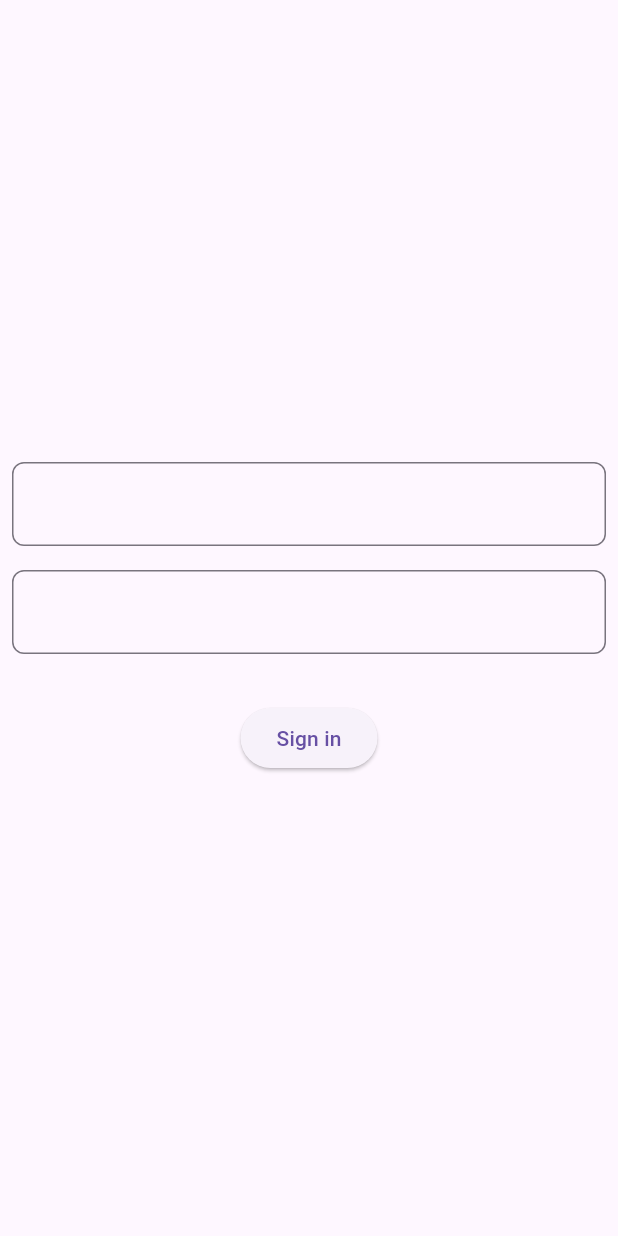
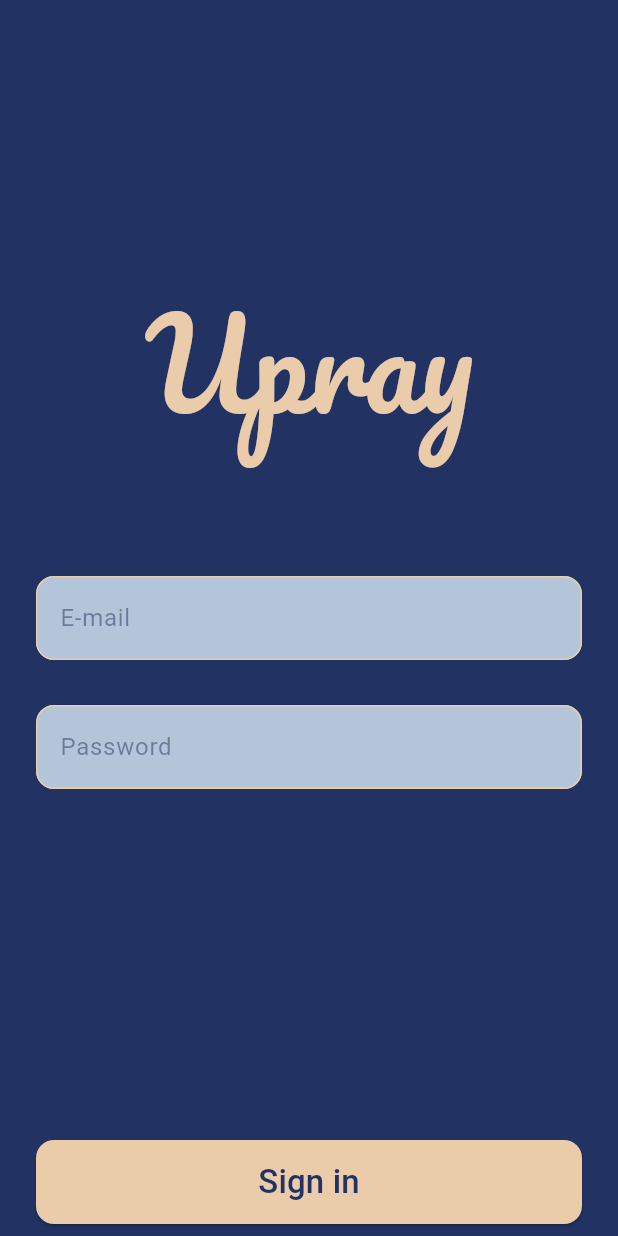
Before and after one commit to uPrayTeam/upray-mobile, a Flutter app: the screen it shows after launch, on a phone screen of 412 x 824 dp. Run offline on Flutter 3.47's test engine with Material 3 defaults, Android fonts, the phone set to English and light mode, and no system bars; our stand-ins replace auto_route, bloc, dartz, dio, equatable, flutter_bloc and 4 more; missing offline and left inert: talker_bloc_logger, talker_dio_logger; generated files the repository leaves out were written again; Roboto replaces fonts that are missing (Acme).

Commit message:
added theme

```diff
--- a/assets/i18n/strings_en.i18n.json
+++ b/assets/i18n/strings_en.i18n.json
@@ -1,9 +1,12 @@
 {
+  "appName": "Upray",
   "validators": {
     "fieldCannotBeEmpty": "Field cannot be empty."
   },
   "auth": {
-    "signIn": "Sign in"
+    "signIn": "Sign in",
+    "emailHint": "E-mail",
+    "passwordHint": "Password"
   },
   "failures": {
     "logInFailure": "There was an error with logging in.",
--- a/lib/app.dart
+++ b/lib/app.dart
@@ -1,5 +1,6 @@
 import 'package:flutter/material.dart';
 import 'package:flutter_localizations/flutter_localizations.dart';
+import 'package:upray_mobile/core/presentation/themes/default_theme.dart';
 import 'package:upray_mobile/core/router/router.dart';
 import 'package:upray_mobile/gen/strings.g.dart';
 import 'package:upray_mobile/injection_container.dart';
@@ -14,9 +15,7 @@ class App extends StatelessWidget {
       supportedLocales: AppLocaleUtils.supportedLocales,
       localizationsDelegates: GlobalMaterialLocalizations.delegates,
       routerConfig: sl<AppRouter>().config(),
-      theme: ThemeData(
-        primarySwatch: Colors.amber,
-      ),
+      theme: defaultAppTheme,
     );
   }
 }
--- /dev/null
+++ b/lib/core/presentation/style/app_colors.dart
@@ -0,0 +1,19 @@
+import 'package:flutter/material.dart';
+
+abstract class AppColors {
+  static const whiteColor = Color(0xFFFFFFFF);
+  static const blackColor = Color(0xFF000000);
+
+  static const Color darkBLue = Color.fromRGBO(34, 50, 99, 1);
+  static const Color textDarkBlue = Color.fromRGBO(24, 40, 89, 1);
+  static const Color yellowGold = Color.fromRGBO(235, 204, 170, 1);
+  static const Color lightGray = Color.fromRGBO(180, 196, 217, 1);
+  static const Color grey = Color.fromRGBO(160, 176, 197, 1);
+  static const Color hintColor = Color.fromRGBO(34, 50, 99, 0.5);
+}
+
+extension MaterialStateExtension on Color {
+  MaterialStateProperty<Color> get materialStateProperty {
+    return MaterialStateProperty.all<Color>(this);
+  }
+}
--- a/lib/core/presentation/style/custom_textfield_decoration.dart
+++ /dev/null
@@ -1,13 +0,0 @@
-import 'package:flutter/material.dart';
-
-class CustomTextfieldDecoration extends InputDecoration {
-  const CustomTextfieldDecoration({super.labelText, super.hintText});
-
-  @override
-  InputBorder? get border => OutlineInputBorder(
-        borderRadius: BorderRadius.circular(8.0),
-      );
-
-  @override
-  int? get errorMaxLines => 2;
-}
--- /dev/null
+++ b/lib/core/presentation/themes/default_theme.dart
@@ -0,0 +1,69 @@
+import 'package:flutter/material.dart';
+import 'package:google_fonts/google_fonts.dart';
+import 'package:upray_mobile/core/presentation/style/app_colors.dart';
+
+ThemeData get defaultAppTheme => ThemeData(
+      primaryTextTheme: GoogleFonts.pacificoTextTheme(
+        const TextTheme(
+          displayLarge: TextStyle(
+            fontSize: 80,
+            color: AppColors.yellowGold,
+          ),
+        ),
+      ),
+      textTheme: GoogleFonts.acmeTextTheme(
+        const TextTheme(
+          labelLarge: TextStyle(fontSize: 22.0),
+          displayLarge: TextStyle(
+            fontSize: 80,
+            color: AppColors.yellowGold,
+          ),
+          bodyLarge: TextStyle(color: AppColors.textDarkBlue),
+        ),
+      ),
+      scaffoldBackgroundColor: AppColors.darkBLue,
+      colorScheme: const ColorScheme.light(
+        primary: AppColors.darkBLue,
+        secondary: AppColors.yellowGold,
+        primaryContainer: AppColors.darkBLue,
+        brightness: Brightness.dark,
+      ),
+      elevatedButtonTheme: ElevatedButtonThemeData(
+        style: ButtonStyle(
+          shape: MaterialStateProperty.all(
+            RoundedRectangleBorder(borderRadius: BorderRadius.circular(12.0)),
+          ),
+          minimumSize: MaterialStateProperty.all(const Size.fromHeight(56.0)),
+          backgroundColor: AppColors.yellowGold.materialStateProperty,
+        ),
+      ),
+      inputDecorationTheme: InputDecorationTheme(
+        constraints: BoxConstraints.tight(
+          const Size.fromHeight(70),
+        ),
+        hintStyle: const TextStyle(color: AppColors.hintColor),
+        errorStyle: const TextStyle(height: 0.5),
+        floatingLabelBehavior: FloatingLabelBehavior.never,
+        border: _inputBorder(AppColors.lightGray),
+        disabledBorder: _inputBorder(AppColors.lightGray),
+        focusedErrorBorder: _inputBorder(Colors.red, width: 2.0),
+        enabledBorder: _inputBorder(AppColors.yellowGold),
+        errorBorder: _inputBorder(Colors.red),
+        focusedBorder: _inputBorder(AppColors.yellowGold, width: 2.0),
+        fillColor: AppColors.lightGray,
+        filled: true,
+        contentPadding: const EdgeInsets.only(
+          top: 16.0,
+          bottom: 16.0,
+          left: 12.0,
+          right: 2.0,
+        ),
+        errorMaxLines: 2,
+      ),
+    );
+
+OutlineInputBorder _inputBorder(final Color color, {final double? width}) =>
+    OutlineInputBorder(
+      borderSide: BorderSide(color: color, width: width ?? 1.0),
+      borderRadius: BorderRadius.circular(12.0),
+    );
--- a/lib/features/auth/presentation/pages/log_in_page.dart
+++ b/lib/features/auth/presentation/pages/log_in_page.dart
@@ -1,7 +1,6 @@
 import 'package:auto_route/auto_route.dart';
 import 'package:flutter/material.dart';
 import 'package:flutter_bloc/flutter_bloc.dart';
-import 'package:upray_mobile/core/presentation/style/custom_textfield_decoration.dart';
 import 'package:upray_mobile/core/presentation/widgets/gap.dart';
 import 'package:upray_mobile/core/utils/extensions.dart';
 import 'package:upray_mobile/core/utils/validator.dart';
@@ -49,27 +48,48 @@ class _LogInPageState extends State<LogInPage> {
             padding: const EdgeInsets.all(8.0),
             child: Form(
               key: _formKey,
-              child: Center(
+              child: SafeArea(
+                child: Padding(
+                  padding: const EdgeInsets.symmetric(horizontal: 16.0),
                   child: Column(
+                    crossAxisAlignment: CrossAxisAlignment.stretch,
                     mainAxisAlignment: MainAxisAlignment.center,
                     children: [
+                      const Spacer(),
+                      Expanded(
+                        child: Text(
+                          t.appName,
+                          textAlign: TextAlign.center,
+                          style:
+                              Theme.of(context).primaryTextTheme.displayLarge,
+                        ),
+                      ),
                       TextFormField(
-                      decoration: const CustomTextfieldDecoration(),
                         controller: _emailController,
+                        autocorrect: false,
+                        autofillHints: const [AutofillHints.email],
+                        autovalidateMode: AutovalidateMode.onUserInteraction,
                         validator: Validators.emailValidator,
+                        decoration: InputDecoration(hintText: t.auth.emailHint),
                       ),
                       const Gap(16.0),
                       TextFormField(
-                      decoration: const CustomTextfieldDecoration(),
                         controller: _passwordController,
+                        autocorrect: false,
+                        autofillHints: const [AutofillHints.password],
                         validator: Validators.emptyValidator,
                         obscureText: true,
+                        autovalidateMode: AutovalidateMode.onUserInteraction,
+                        decoration:
+                            InputDecoration(hintText: t.auth.passwordHint),
                       ),
                       const Gap(32.0),
+                      const Spacer(),
                       ElevatedButton(
                           onPressed: () => _onSubmit(context),
                           child: Text(t.auth.signIn)),
                     ],
+                  ),
                 ),
               ),
             ),
--- a/pubspec.yaml
+++ b/pubspec.yaml
@@ -42,6 +42,7 @@ dependencies:
   equatable: ^2.0.5
   solid_lints: ^0.1.5
   crypto: ^3.0.3
+  google_fonts: ^6.2.1
 
 dev_dependencies:
   flutter_test:
```
Also changed, not shown: pubspec.lock, 3 other files. Lines whose indentation alone changed are shown as unchanged.
